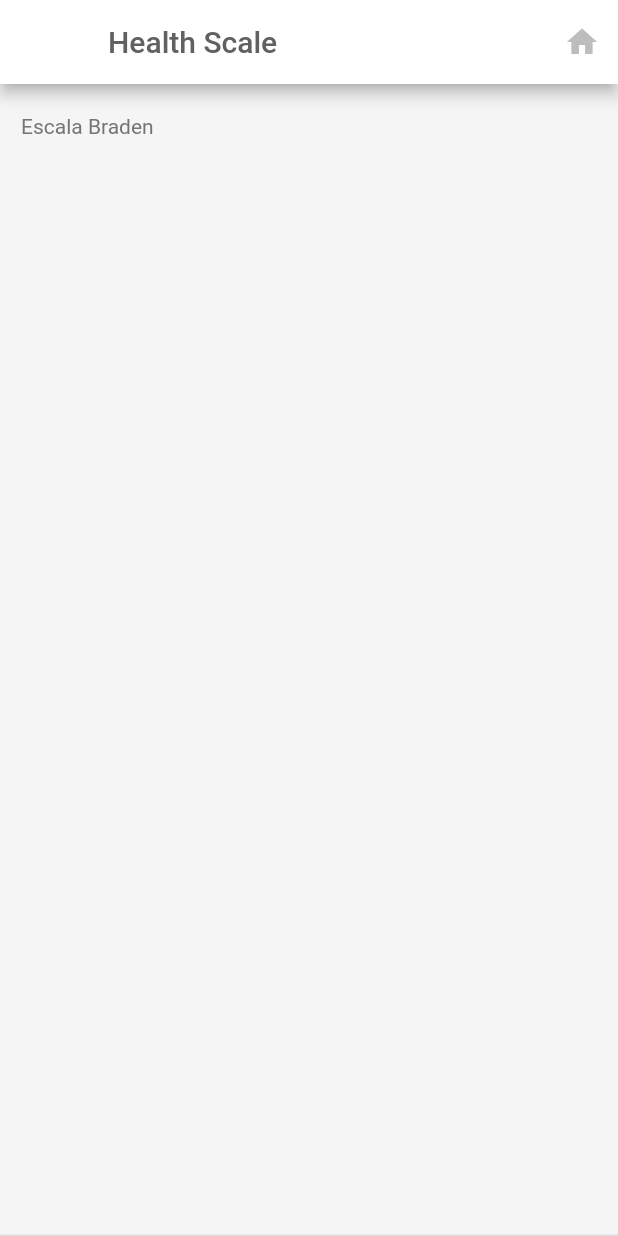
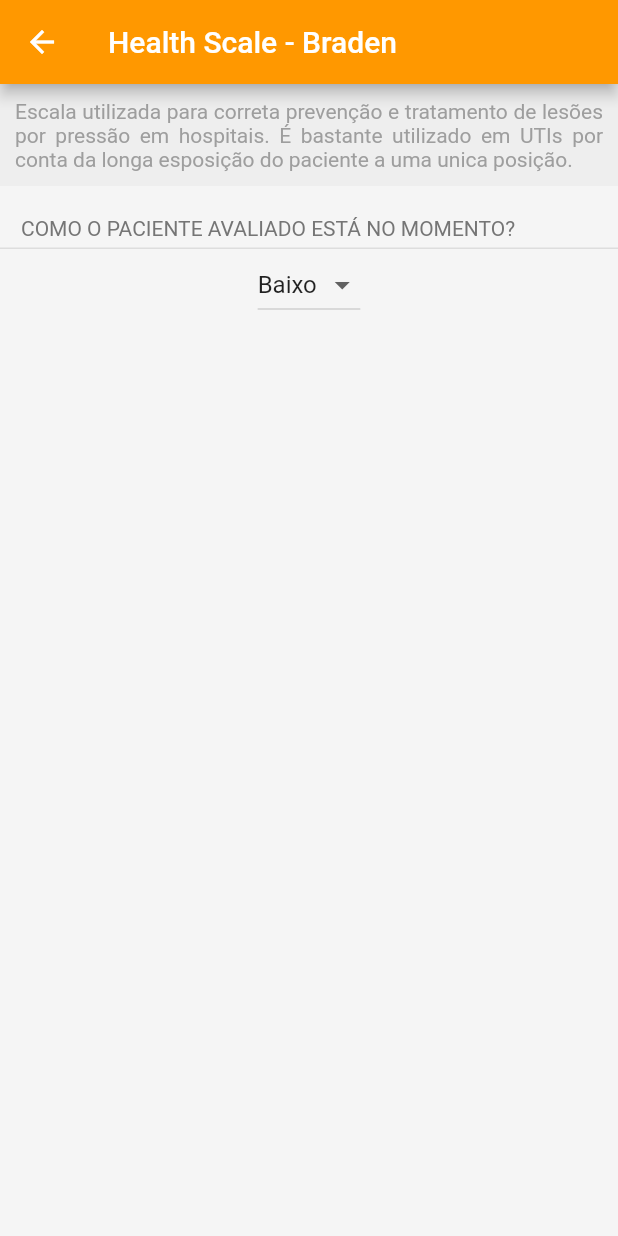
Before and after one commit to jhonatabf/HealthScale, a Flutter app: the screen it shows after launch, after a tap on "Braden", on a phone screen of 412 x 824 dp. Run offline on Flutter 3.47's test engine with Material 2 defaults, Android fonts, the phone set to English and light mode, and no system bars.

Commit message:
criação do dropdownbutton

```diff
--- a/lib/main.dart
+++ b/lib/main.dart
@@ -1,6 +1,7 @@
 import 'package:flutter/material.dart';
 import 'package:flutter/services.dart';
 import 'package:flutter/widgets.dart';
+import './scales.dart';
 
 void main() {
   SystemChrome.setPreferredOrientations(
@@ -18,46 +19,9 @@ class Home extends StatefulWidget {
 }
 
 class _HomeState extends State<Home> {
-  final titulos = [
-    'Braden',
-    'Braden Q',
-    'ECA (SCP)',
-    'Flebite',
-    'MEWS',
-    'NRS-2002',
-    'PEWS',
-    'TISS-28'
-  ];
-  final subtitulos = [
-    'Risco para Úlcera por Pressão',
-    'Risco para Úlcera por Pressão Pediátrico',
-    'Sistema de Classificação de Pacientes',
-    'Escala de Classificação de Flebite',
-    'Escore Alerta Precose',
-    'Protocolo de Risco Nutricional',
-    'Escore Alerta Precose Pediátrico',
-    'Therapeutic Intervention Scoring'
-  ];
-  final coresincone = [
-    Colors.orange,
-    Colors.red,
-    Colors.teal,
-    Colors.brown,
-    Colors.cyan,
-    Colors.green,
-    Colors.purple,
-    Colors.pink[200]
-  ];
-  final paginas = [
-    'braden',
-    'bradenq',
-    'eca',
-    'frebite',
-    'mews',
-    'nrs',
-    'pews',
-    'tiss'
-  ];
+
+ String dropdownValue = 'Baixo';
+
     @override
     Widget build(BuildContext context) {
       var scaffold = Scaffold(
@@ -70,7 +34,7 @@ class _HomeState extends State<Home> {
           ),
           backgroundColor: Colors.white,
           //actions: <Widget>[
-        //  IconButton(icon: Icon(Icons.home, color: Colors.grey[400],), onPressed: () {},)
+          //  IconButton(icon: Icon(Icons.question_answer, color: Colors.grey[400],), onPressed: () {},)
           //],
         ),
         backgroundColor: Colors.grey[100],
@@ -88,7 +52,7 @@ class _HomeState extends State<Home> {
             color: Colors.green[500],
             child: const Center(
               child: Text(
-              'Lorem ipsum dolor sit amet, consectetur adipiscing elit. Morbi at scelerisque nisi, vitae convallis diam. Quisque augue mi, vestibulum at fringilla vitae, feugiat non libero. Proin dictum commodo massa',
+                'Gostou do nosso APP? Temos a intenção de deixa-lo ainda melhor com novas escalas! Para você ajudar é bem simples, basta baixar e indicar aos seus amigos e o melhor é que não se paga nada por isso.',
                 style: TextStyle(color: Colors.white),
                 textAlign: TextAlign.justify,
               ),
@@ -128,7 +92,7 @@ class _HomeState extends State<Home> {
                     onTap: () {
                       Navigator.push(
                         context,
-                      MaterialPageRoute(builder: (context) => escalas(paginas[index])),
+                        MaterialPageRoute(builder: (context) => escalas(paginas[index], coresincone[index], titulos[index], descricoes[index])),
                       );
                     },
                     leading: Icon(
@@ -153,33 +117,39 @@ class _HomeState extends State<Home> {
       );
     }
 
-  Widget escalas(escala) {
+Widget escalas(escala, corBarra, titulo, descricao) {
   var scaffold = Scaffold(
     appBar: AppBar(
       title: Text(
-          "Health Scale",
+        "Health Scale - " + titulo,
         style: TextStyle(
-            color: Colors.grey[700],
+          color: Colors.white,
         ),
       ),
-        backgroundColor: Colors.white,
-        actions: <Widget>[
-          IconButton(icon: Icon(Icons.home, color: Colors.grey[400],), onPressed: () {},)
-        ],
+      backgroundColor: corBarra,
     ),
     backgroundColor: Colors.grey[100],
-      body: pages(escala),
+    body: pages(escala, descricao),
   );
   return scaffold;
 }
-
-Widget pages(escala){
-  if(escala == 'bradenq'){
-    return Container(
+ Widget pages(escala, descricao) {
+  return Column(children: <Widget>[
+    Container(
+            margin: const EdgeInsets.fromLTRB(0, 0, 0, 0),
+            padding: const EdgeInsets.all(10),
+            color: Colors.grey[200],
+              child: Text(
+                "" + descricao,
+                style: TextStyle(color: Colors.grey),
+                textAlign: TextAlign.justify,
+              ),
+          ),
+    Container(
       alignment: Alignment.topLeft,
       padding: const EdgeInsets.fromLTRB(14, 20, 12, 5),
       child: Text(
-        "Escala Braden Q",
+              "COMO O PACIENTE AVALIADO ESTÁ NO MOMENTO?",
               style: TextStyle(color: Colors.grey[600]),
             ),
       decoration: const BoxDecoration(
@@ -190,26 +160,24 @@ Widget pages(escala){
           ),
         ),
       ),
+    ),
+    Container(
+      child: DropdownButton<String>(
+          value: dropdownValue,
+          onChanged: (String newValue) {
+            setState(() {
+              dropdownValue = newValue;
+            });
+          },
+          items: <String>['Baixo', 'Médio', 'Alto']
+              .map<DropdownMenuItem<String>>((String value) {
+            return DropdownMenuItem<String>(
+              value: value,
+              child: Text(value),
             );
-  }
-
-  if(escala == 'braden'){
-    return Container(
-      alignment: Alignment.topLeft,
-      padding: const EdgeInsets.fromLTRB(14, 20, 12, 5),
-      child: Text(
-        "Escala Braden",
-        style: TextStyle(color: Colors.grey[600]),
-      ),
-      decoration: const BoxDecoration(
-        border: Border(
-          bottom: BorderSide(
-            width: 1.0,
-            color: Color(0xFFFFDDDDDD),
+          }).toList(),
         ),
       ),
-      ),
-    );
+  ]);
   }
 }
-}
--- /dev/null
+++ b/lib/scales.dart
@@ -0,0 +1,47 @@
+import 'package:flutter/material.dart';
+
+final titulos = [
+      'Braden',
+      //'Braden Q',
+      'ECA (SCP)',
+      //'Flebite',
+      'MEWS',
+      //'NRS-2002',
+      //'PEWS',
+      //'TISS-28'
+    ];
+    final subtitulos = [
+      'Risco para Úlcera por Pressão',
+      //'Risco para Úlcera por Pressão Pediátrico',
+      'Sistema de Classificação de Pacientes',
+      //'Escala de Classificação de Flebite',
+      'Escore Alerta Precose',
+      //'Protocolo de Risco Nutricional',
+      //'Escore Alerta Precose Pediátrico',
+      //'Therapeutic Intervention Scoring'
+    ];
+    final coresincone = [
+      Colors.orange,
+      //Colors.red,
+      Colors.teal,
+      //Colors.brown,
+      Colors.cyan,
+      //Colors.green,
+      //Colors.purple,
+      //Colors.pink[200]
+    ];
+    final paginas = [
+      'braden',
+      //'bradenq',
+      'SCP',
+      //'frebite',
+      'mews',
+      //'nrs',
+      //'pews',
+      //'tiss'
+    ];
+    final descricoes = [
+      'Escala utilizada para correta prevenção e tratamento de lesões por pressão em hospitais. É bastante utilizado em UTIs por conta da longa esposição do paciente a uma unica posição.',
+      'Identificação e classificação de pacientes em grupos de cuidados ou categorias, e a quantificação destas categorias como uma medida dos esforços de enfermagem requeridos - "GIOVANNETTI (1979)"',
+      'Escala de alerta com finalidade de identificar de forma precoce sinais de deterioração do quadro clínico do paciente através da pontuação de alguns sinais veitais.'
+    ];
```
Also changed, not shown: lib/pages.dart (added), 15 other files. Lines whose indentation alone changed are shown as unchanged.
